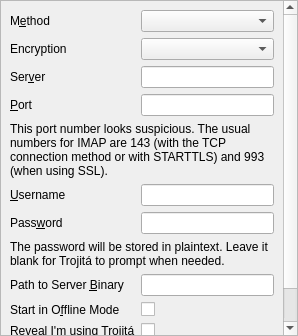
jktjkt/trojita, file src/Gui/SettingsImapPage.ui: the form before one commit.
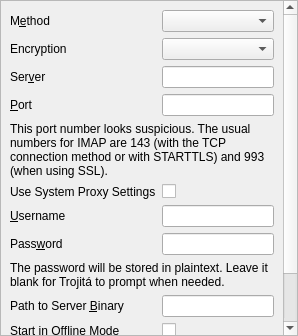
The form after the commit. Custom widgets are drawn as their Qt base class.

Commit message:
Enable trojita to use System Proxy Settings
Underlying sockets can be made aware of the requirement of using System Proxy Settings.
Best match Proxy Settings are applied to the socket before connection is made.

The edit to the form file:
```diff
--- a/src/Gui/SettingsImapPage.ui
+++ b/src/Gui/SettingsImapPage.ui
@@ -105,6 +105,19 @@
      </widget>
     </item>
     <item row="5" column="0">
+     <widget class="QLabel" name="imapUseSystemProxyLabel">
+      <property name="text">
+       <string>Use System Proxy Settings</string>
+      </property>
+      <property name="buddy">
+       <cstring>imapUseSystemProxy</cstring>
+      </property>
+     </widget>
+    </item>
+    <item row="5" column="1">
+     <widget class="QCheckBox" name="imapUseSystemProxy"/>
+    </item>
+    <item row="6" column="0">
      <widget class="QLabel" name="imapUserLabel">
       <property name="text">
        <string>&amp;Username</string>
@@ -114,7 +127,7 @@
       </property>
      </widget>
     </item>
-    <item row="5" column="1">
+    <item row="6" column="1">
      <widget class="LineEdit" name="imapUser">
       <property name="toolTip">
        <string>Username</string>
@@ -127,7 +140,7 @@
       </property>
      </widget>
     </item>
-    <item row="6" column="0">
+    <item row="7" column="0">
      <widget class="QLabel" name="imapPassLabel">
       <property name="text">
        <string>Pass&amp;word</string>
@@ -137,7 +150,7 @@
       </property>
      </widget>
     </item>
-    <item row="6" column="1">
+    <item row="7" column="1">
      <widget class="LineEdit" name="imapPass">
       <property name="toolTip">
        <string>Password</string>
@@ -161,7 +174,7 @@
       </property>
      </widget>
     </item>
-    <item row="7" column="0" colspan="2">
+    <item row="8" column="0" colspan="2">
      <widget class="QLabel" name="passwordWarning">
       <property name="text">
        <string>The password will be stored in plaintext. Leave it blank for Trojitá to prompt when needed.</string>
@@ -171,7 +184,7 @@
       </property>
      </widget>
     </item>
-    <item row="8" column="0">
+    <item row="9" column="0">
      <widget class="QLabel" name="processPathLabel">
       <property name="text">
        <string>Path to Server &amp;Binary</string>
@@ -181,7 +194,7 @@
       </property>
      </widget>
     </item>
-    <item row="8" column="1">
+    <item row="9" column="1">
      <widget class="LineEdit" name="processPath">
       <property name="whatsThis">
        <string>&lt;!DOCTYPE HTML PUBLIC &quot;-//W3C//DTD HTML 4.0//EN&quot; &quot;http://www.w3.org/TR/REC-html40/strict.dtd&quot;&gt;
@@ -197,7 +210,7 @@
       </property>
      </widget>
     </item>
-    <item row="9" column="0">
+    <item row="10" column="0">
      <widget class="QLabel" name="startOfflineLabel">
       <property name="text">
        <string>Start in O&amp;ffline Mode</string>
@@ -207,7 +220,7 @@
       </property>
      </widget>
     </item>
-    <item row="9" column="1">
+    <item row="10" column="1">
      <widget class="QCheckBox" name="startOffline">
       <property name="toolTip">
        <string>Don't connect to the IMAP server upon startup</string>
@@ -220,7 +233,7 @@
       </property>
      </widget>
     </item>
-    <item row="10" column="0">
+    <item row="11" column="0">
      <widget class="QLabel" name="imapEnableIdLabel">
       <property name="text">
        <string>Reveal I'm using Trojitá</string>
@@ -230,7 +243,7 @@
       </property>
      </widget>
     </item>
-    <item row="10" column="1">
+    <item row="11" column="1">
      <widget class="QCheckBox" name="imapEnableId">
       <property name="toolTip">
        <string>&lt;!DOCTYPE HTML PUBLIC &quot;-//W3C//DTD HTML 4.0//EN&quot; &quot;http://www.w3.org/TR/REC-html40/strict.dtd&quot;&gt;
@@ -246,7 +259,7 @@
       </property>
      </widget>
     </item>
-    <item row="11" column="0">
+    <item row="12" column="0">
      <widget class="QLabel" name="imapCapabilitiesBlacklistLabel">
       <property name="text">
        <string>Extension &amp;Blacklist</string>
@@ -256,7 +269,7 @@
       </property>
      </widget>
     </item>
-    <item row="11" column="1">
+    <item row="12" column="1">
      <widget class="LineEdit" name="imapCapabilitiesBlacklist"/>
     </item>
    </layout>
```
The commit also changes 8 other files.
